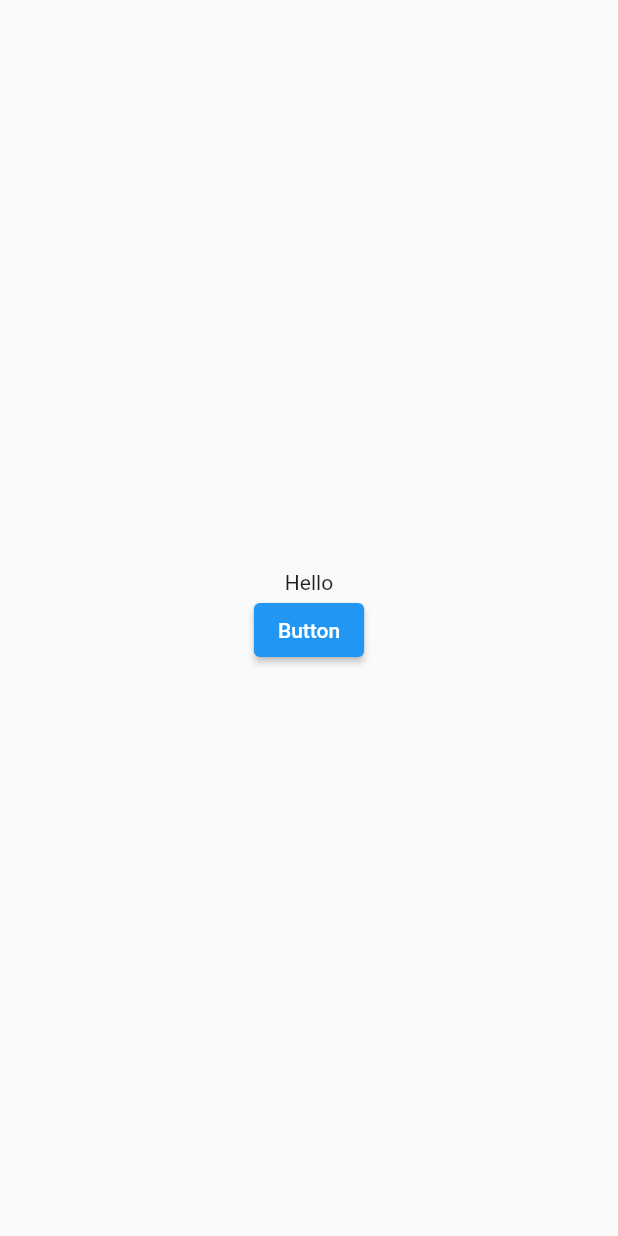
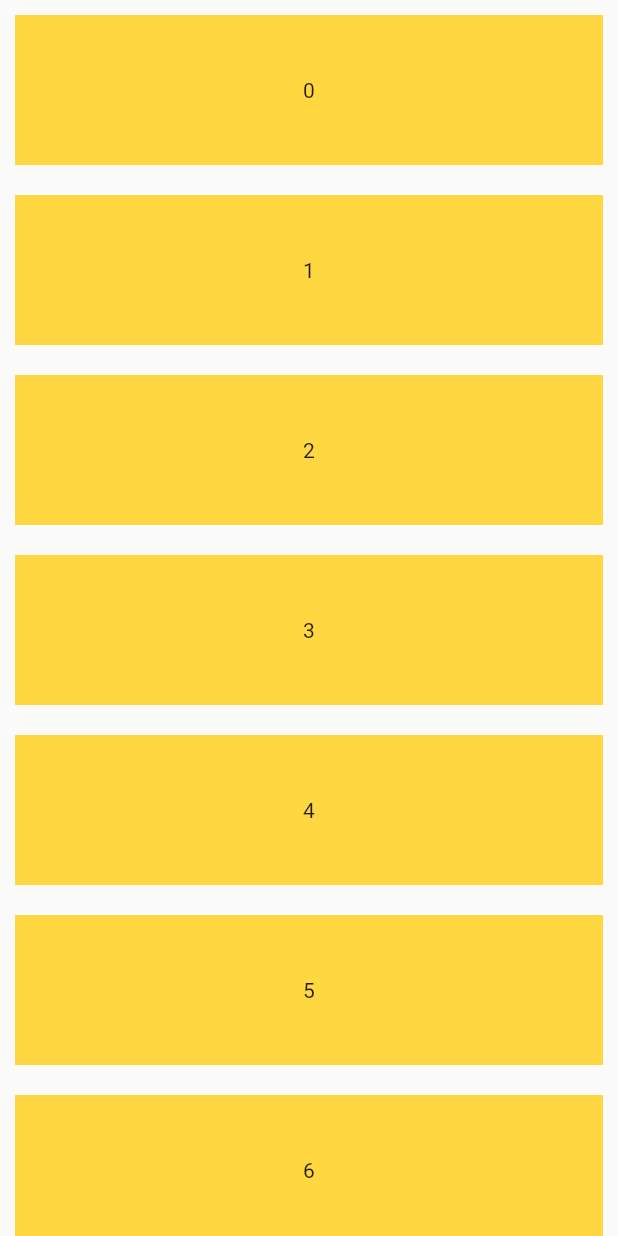
Before and after one commit to Peacefire1/flutter, a Flutter app: the screen it shows after launch, on a phone screen of 412 x 824 dp. Run offline on Flutter 3.47's test engine with Material 2 defaults, Android fonts, the phone set to English and light mode, and no system bars.

Commit message:
singleChildView and ListView diffence

```diff
--- a/lib/home_page.dart
+++ b/lib/home_page.dart
@@ -24,22 +24,50 @@ class _HomePageState extends State<HomePage> {
     });
   }
 
+  int length = 10000;
+
   @override
   Widget build(BuildContext context) {
     return Scaffold(
-        body: Align(
-      alignment: FractionalOffset.center,
-      child: Column(
-        mainAxisAlignment: MainAxisAlignment.center,
-        children: [
-          Visibility(
-            visible: watch,
-            child: Text("Hello"),
+      body: Align(
+        alignment: FractionalOffset.center,
+        child: Scrollbar(
+          child: ListView(
+            physics: BouncingScrollPhysics(),
+            children: List.generate(
+              length,
+              (e) => Container(
+                margin: EdgeInsets.all(10),
+                color: Colors.amberAccent,
+                width: double.infinity,
+                height: 100,
+                child: Center(
+                  child: Text("${e}"),
+                ),
+              ),
+            ),
           ),
-          ElevatedButton(onPressed: onVisible, child: Text("Button"))
-        ],
+          // child: SingleChildScrollView(
+          //   physics: BouncingScrollPhysics(),
+          //   child: Column(
+          //     mainAxisAlignment: MainAxisAlignment.center,
+          //     children: [
+          //       for (int i = 0; i <= length; i++)
+          //         Container(
+          //           margin: EdgeInsets.all(10),
+          //           color: Colors.amberAccent,
+          //           width: double.infinity,
+          //           height: 100,
+          //           child: Center(
+          //             child: Text("${i}"),
+          //           ),
+          //         ),
+          //     ],
+          //   ),
+          // ),
+        ),
       ),
-    ));
+    );
   }
 }
 
```
